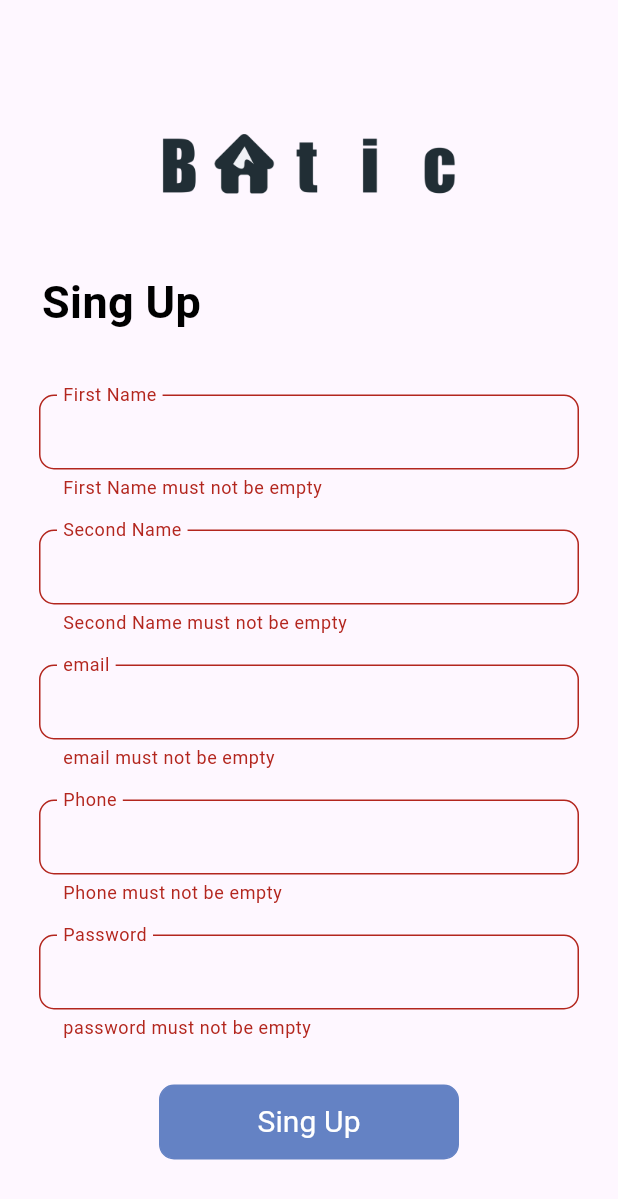
After one commit to eylem2002/Real-Estate-Home-App, a Flutter app: the SingUpScreen screen opened directly, after a tap on "Sing Up", on a phone screen of 412 x 824 dp. The commit adds this screen. Shown: the top 1199 px of the screen. Run offline on Flutter 3.47's test engine with Material 3 defaults, Android fonts, the phone set to English and light mode, and no system bars; Roboto replaces fonts that are missing (Muli).

Commit message:
component and sighn up

```diff
--- a/lib/components.dart
+++ b/lib/components.dart
@@ -3,7 +3,9 @@ import 'package:flutter/material.dart';
 Widget defaultButton({
   double width=double.infinity,
   double height=50.0,
-  Color background=const Color(0xFFFF7643),
+  Color background=const Color(0xFF6482C4),
+  Color TextColor= Colors.white,
+  Color borderColor=const Color(0xFF6482C4),
   final Function()? function,
   required String text,
   double fontSize=20.0,
@@ -12,6 +14,7 @@ Widget defaultButton({
   width: width,
   height: height,
   decoration: BoxDecoration(
+    border: Border.all(color:borderColor),
     borderRadius: BorderRadiusDirectional.circular(borderRadius),
     color: background ,
   ),
@@ -23,7 +26,7 @@ Widget defaultButton({
       text,
       style: TextStyle(
         fontWeight: FontWeight.w400,
-        color: Colors.white,
+        color: TextColor,
         fontSize: fontSize,
         fontFamily: 'Muli',
       ),
@@ -37,46 +40,31 @@ Widget defaultFormField({
   final Function(String)? onFieldSubmitted,
   final Function(String)?onChanged,
   required String? Function(String?)?validator,
-  required String text,
   required String label,
   Function()? onTap,
-  double radius=0.0,
-  IconData? suffixIcon,
   bool isPassword=false,
   Function()?suffixonPressed,
   bool isClickable=true,
 })=>Container(
-  width: 350.0,
-  height: 80.0,
+  width: 360,
+    height: 70,
     child: TextFormField(
+      onTap: onTap,
+        obscureText: isPassword,
+      keyboardType: tybe,
       controller: controller,
-    keyboardType: tybe,
-    onFieldSubmitted: onFieldSubmitted,
-    onChanged:onChanged,
-    validator:validator,
-    obscureText:isPassword,
-    style: TextStyle(
-      fontFamily: 'Muli',
-    ),
-    onTap:onTap ,
-    enabled:isClickable ,
       decoration: InputDecoration(
-      hintText: text,
-      labelText: label,
-      labelStyle: const TextStyle(
-        color: Colors.grey,
-      ),
-      focusedBorder: OutlineInputBorder(
-        borderSide:const BorderSide(color: Colors.grey),
-        borderRadius: BorderRadius.circular(radius),
+        labelText:label ,
+        focusedBorder:const OutlineInputBorder(
+          borderSide: BorderSide(color: Color(0xff6482C4)),
+          borderRadius:BorderRadius.all(Radius.circular(10)),
         ),
         border: OutlineInputBorder(
-        borderRadius: BorderRadius.circular(radius),
+          borderSide:const BorderSide(color: Color(0xff6482C4)),
+          borderRadius: BorderRadius.circular(10),
+
         ),
-      suffixIcon:IconButton(
-        icon:Icon(suffixIcon) ,
-        onPressed: suffixonPressed,
+        floatingLabelBehavior: FloatingLabelBehavior.always,
       ),
-    ),
-  ),
-);
+      validator: validator
+    ));
--- /dev/null
+++ b/lib/signup_screen.dart
@@ -0,0 +1,134 @@
+import 'package:flutter/material.dart';
+import 'package:new_batic/components.dart';
+
+class SingUpScreen extends StatefulWidget {
+  const SingUpScreen({super.key});
+
+  @override
+  State<SingUpScreen> createState() => _SingUpScreenState();
+}
+
+class _SingUpScreenState extends State<SingUpScreen> {
+  var email=TextEditingController();
+  var firstName=TextEditingController();
+  var SecondName=TextEditingController();
+  var password=TextEditingController();
+  var phone=TextEditingController();
+  final _formKey = GlobalKey<FormState>();
+  @override
+  Widget build(BuildContext context) {
+    return Scaffold(
+      body: Form(
+        key:_formKey ,
+        child: SingleChildScrollView(
+          child: Center(
+            child: SafeArea(
+                child:Padding(
+                  padding: const EdgeInsets.only(top: 60.0),
+                  child: Column(
+                    children: [
+                      const Image(
+                          image:AssetImage('assets/images/batic_text.png'),
+                      width: 200,
+                      height: 100,),
+                      const Padding(
+                        padding:  EdgeInsets.only(
+                            top: 20.0,
+                          right: 250
+
+                        ),
+                        child:  Text('Sing Up',
+                        style: TextStyle(
+                          color: Colors.black,
+                          fontSize: 30,
+                          fontWeight: FontWeight.bold
+                        ),),
+                      ),
+                      const SizedBox(height: 40),
+                      defaultFormField(
+                        controller: firstName,
+                        tybe: TextInputType.text,
+                        validator: (value){
+                          if(value!.isEmpty)
+                          {
+                            return'First Name must not be empty ';
+                          }
+                          return null;
+                        },
+                        label: 'First Name',
+
+                      ),
+                      const SizedBox(height: 20),
+                      defaultFormField(
+                        controller: SecondName,
+                        tybe: TextInputType.text,
+                        validator: (value){
+                          if(value!.isEmpty)
+                          {
+                            return'Second Name must not be empty ';
+                          }
+                          return null;
+                        },
+                        label: 'Second Name',
+
+                      ),
+                      const SizedBox(height: 20),
+                      defaultFormField(
+                        controller: email,
+                        tybe: TextInputType.emailAddress,
+                        validator: (value){
+                          if(value!.isEmpty)
+                          {
+                            return'email must not be empty ';
+                          }
+                          return null;
+                        },
+                        label: 'email',
+
+                      ),
+                      const SizedBox(height: 20),
+                      defaultFormField(
+                        controller: phone,
+                        tybe: TextInputType.phone,
+                        validator: (value){
+                          if(value!.isEmpty)
+                          {
+                            return'Phone must not be empty ';
+                          }
+                          return null;
+                        },
+                        label: 'Phone',
+                      ),
+                      const SizedBox(height: 20),
+                      defaultFormField(
+                        controller: password,
+                        tybe: TextInputType.visiblePassword,
+                        validator: (value){
+                          if(value!.isEmpty)
+                          {
+                            return'password must not be empty ';
+                          }
+                          return null;
+                        },
+                        label: 'Password',
+                      ),
+                      const SizedBox(height: 30),
+                      defaultButton(text: 'Sing Up',
+                      width: 200,
+                      borderRadius: 10,
+                        function: ()
+                          {
+                          if (_formKey.currentState!.validate()) {}
+
+                          }
+                      ),
+                    ],
+                  ),
+                )
+            ),
+          ),
+        ),
+      ),
+    );
+  }
+}
```
Lines whose indentation alone changed are shown as unchanged.
